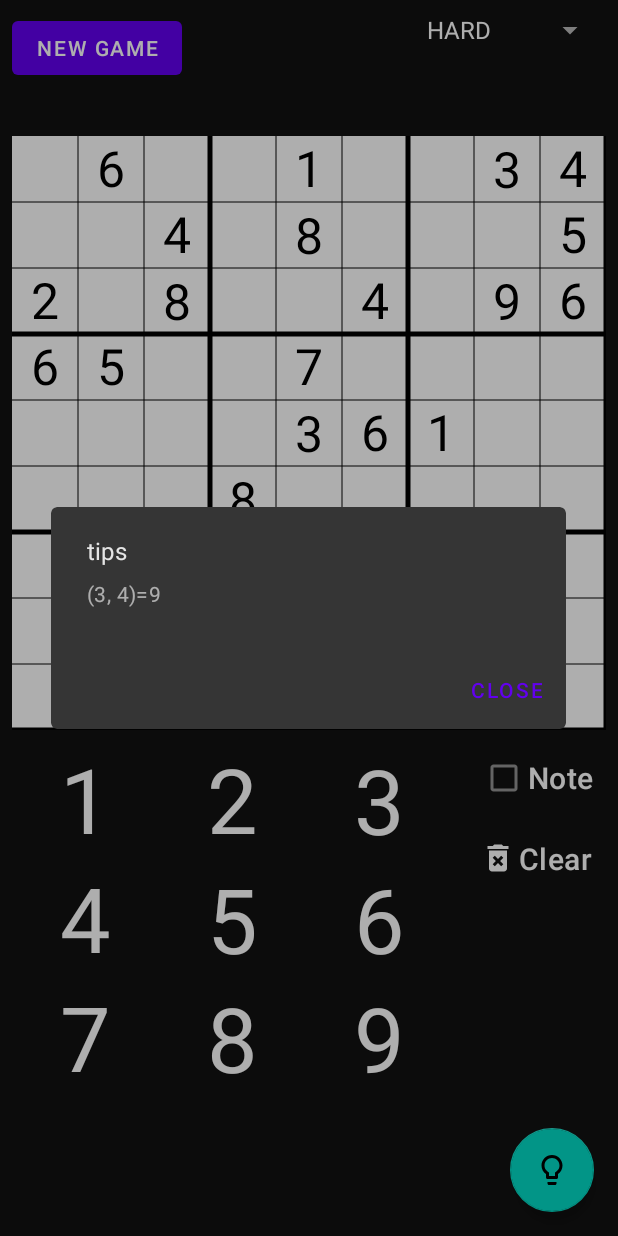
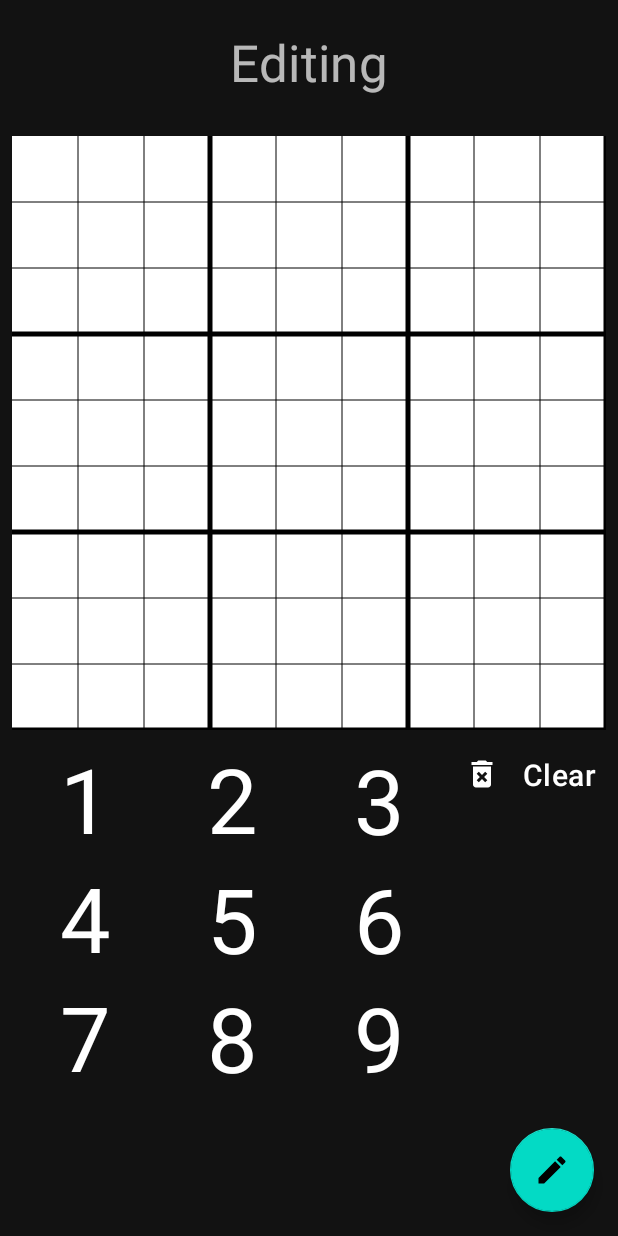
Before and after one commit to howardman0209/sudoku, an Android app: the screen it shows after launch (SudokuActivity), after a tap on "tips", on a phone screen of 412 x 824 dp. Run offline under Robolectric (Android 15) with nearby library versions, the phone set to English and light mode, and no system bars; our stand-ins replace data binding; 3 other taps on this screen came first.

Commit message:
add custom puzzle mode

```diff
--- /dev/null
+++ b/app/src/main/java/com/puzzle/sudoku/ui/BindingAdapters.kt
@@ -0,0 +1,9 @@
+package com.puzzle.sudoku.ui
+
+import android.view.View
+import androidx.databinding.BindingAdapter
+
+@BindingAdapter("showIf")
+fun View.bindShowIf(show: Boolean) {
+    visibility = if (show) View.VISIBLE else View.GONE
+}
--- a/app/src/main/java/com/puzzle/sudoku/ui/activity/SudokuActivity.kt
+++ b/app/src/main/java/com/puzzle/sudoku/ui/activity/SudokuActivity.kt
@@ -6,34 +6,43 @@ import android.view.View
 import android.widget.AdapterView
 import android.widget.ArrayAdapter
 import android.widget.Toast
+import androidx.databinding.ObservableField
 import androidx.lifecycle.lifecycleScope
-import com.google.android.material.dialog.MaterialAlertDialogBuilder
 import com.puzzle.sudoku.ui.component.InputKeypad
 import com.puzzle.sudoku.R
 import com.puzzle.sudoku.util.SudokuHelper
 import com.puzzle.sudoku.databinding.ActivitySudokuBinding
 import com.puzzle.sudoku.model.Difficulty
+import com.puzzle.sudoku.ui.component.SudokuBoard
 import kotlinx.coroutines.Dispatchers
 import kotlinx.coroutines.launch
 import kotlinx.coroutines.withContext
-import kotlin.random.Random
 
-class SudokuActivity() : BasicDataBindingActivity<ActivitySudokuBinding>(), InputKeypad.InputListener {
+class SudokuActivity() : BasicDataBindingActivity<ActivitySudokuBinding>(), InputKeypad.InputListener, SudokuBoard.EventListener {
     companion object {
         const val TAG = "SudokuActivity"
     }
 
     override val layoutResourceId: Int = R.layout.activity_sudoku
-    private var puzzle: Array<IntArray>? = null
+    private var puzzle: Array<IntArray> = Array(9) { IntArray(9) }
     private var solution: Map<Pair<Int, Int>, Int>? = null
     private var firstBackPressedTime = 0L
     private var difficulty = Difficulty.HARD
+    private var focusedCell: Pair<Int, Int>? = null
+
+    val isEditing = ObservableField(false)
+
+    override fun setBindingData() {
+        binding.view = this
+        super.setBindingData()
+    }
 
     override fun onCreate(savedInstanceState: Bundle?) {
         super.onCreate(savedInstanceState)
         setContentView(binding.root)
 
         binding.inputKeypad.setListener(this)
+        binding.sudokuBoard.setListener(this)
 
         binding.btnNewGame.setOnClickListener {
             showLoadingIndicator(true)
@@ -44,38 +53,61 @@ class SudokuActivity() : BasicDataBindingActivity<ActivitySudokuBinding>(), Inpu
 
                 withContext(Dispatchers.Main) {
                     showLoadingIndicator(false)
-                    initPuzzleBoard()
+                    syncPuzzleBoard()
                 }
             }
         }
 
-        binding.btnTips.setOnClickListener {
-            val items = this@SudokuActivity.solution?.map { "${it.key}=${it.value}" }.orEmpty().toTypedArray()
-            val randomTips = items.getOrNull(Random.Default.nextInt(items.size.coerceAtLeast(1)))
-            MaterialAlertDialogBuilder(this)
-                .setCancelable(false)
-                .setTitle(R.string.label_tips)
-                .setMessage(randomTips)
-                .setNegativeButton(R.string.button_close) { _, _ -> }
-                .create()
-                .show()
+        binding.btnEdit.apply {
+            setImageResource(if (isEditing.get() == true) R.drawable.ic_round_done_outline_24 else R.drawable.ic_baseline_edit_24)
+            setOnClickListener {
+                val isEditing = isEditing.get() == true
+                showLoadingIndicator(true)
+                lifecycleScope.launch(Dispatchers.IO) {
+                    if (isEditing) {
+                        val trial = SudokuHelper.fillBoard(puzzle.map { it.clone() }.toTypedArray())
+                        if (trial.isNotEmpty()) {
+                            solution = trial
+                            Log.d(TAG, "solution: $solution")
+                        } else {
+                            puzzle = Array(9) { IntArray(9) }
+                        }
+                    } else {
+                        puzzle = Array(9) { IntArray(9) }
+                        solution = null
                     }
 
-        binding.btnTips.setOnLongClickListener {
-            MaterialAlertDialogBuilder(this)
-                .setCancelable(false)
-                .setTitle(R.string.label_solution)
-                .setItems(
-                    this@SudokuActivity.solution?.map { "${it.key}=${it.value}" }.orEmpty().toTypedArray()
-                ) { _, index -> }
-                .setNegativeButton(R.string.button_close) { _, _ -> }
-                .create()
-                .show()
+                    withContext(Dispatchers.Main) {
+                        showLoadingIndicator(false)
+                        this@SudokuActivity.isEditing.set(!isEditing)
+                        setImageResource(if (!isEditing) R.drawable.ic_baseline_edit_24 else R.drawable.ic_round_done_outline_24)
+
+                        if (isEditing && solution.isNullOrEmpty()) {
+                            showDialog(this@SudokuActivity, getString(R.string.dialog_message_invalid_sudoku_puzzle))
+                        }
+                        syncPuzzleBoard()
+                    }
+                }
+            }
+
+            setOnLongClickListener {
+                if (isEditing.get() != true) {
+                    solution?.forEach { key, value ->
+                        binding.sudokuBoard.markOrEraseAnswer(value, key)
+                    }
+                }
                 true
+            }
         }
 
         binding.btnClear.setOnClickListener {
+            if (isEditing.get() == true) {
+                val cell = focusedCell ?: return@setOnClickListener
+                puzzle[cell.second][cell.first] = 0
+                syncPuzzleBoard()
+            } else {
                 binding.sudokuBoard.clearCell()
+            }
         }
 
 
@@ -96,7 +128,7 @@ class SudokuActivity() : BasicDataBindingActivity<ActivitySudokuBinding>(), Inpu
         }
     }
 
-    private fun initPuzzleBoard() {
+    private fun syncPuzzleBoard() {
         binding.sudokuBoard.initBoard(puzzle, solution)
     }
 
@@ -113,6 +145,11 @@ class SudokuActivity() : BasicDataBindingActivity<ActivitySudokuBinding>(), Inpu
 
     override fun onKeyInput(key: Int) {
         // Log.i(TAG, "onKeyInput - key: $key")
+        if (isEditing.get() == true) {
+            val cell = focusedCell ?: return
+            puzzle[cell.second][cell.first] = key
+            syncPuzzleBoard()
+        } else {
             if (binding.checkBoxNote.isChecked != true) {
                 binding.sudokuBoard.markOrEraseAnswer(key)
             } else {
@@ -120,3 +157,8 @@ class SudokuActivity() : BasicDataBindingActivity<ActivitySudokuBinding>(), Inpu
             }
         }
     }
+
+    override fun onCellFocused(cell: Pair<Int, Int>?) {
+        focusedCell = cell
+    }
+}
--- a/app/src/main/java/com/puzzle/sudoku/ui/component/SudokuBoard.kt
+++ b/app/src/main/java/com/puzzle/sudoku/ui/component/SudokuBoard.kt
@@ -23,13 +23,15 @@ class SudokuBoard @JvmOverloads constructor(
         const val TAG = "SudokuBoard"
     }
 
+    private var listener: EventListener? = null
+
     // rendering params
     private val cellSize by lazy { height.toFloat() / 9 }
     private val horizontalLines by lazy { List<FloatArray>(9) { idx -> floatArrayOf(0f, cellSize * (idx + 1), width.toFloat(), cellSize * (idx + 1)) } }
     private val verticalLines by lazy { List<FloatArray>(9) { idx -> floatArrayOf(cellSize * (idx + 1), 0f, cellSize * (idx + 1), height.toFloat()) } }
 
     // game setting
-    private var puzzle: Array<IntArray>? = null
+    private var puzzle: Array<IntArray>? = Array(9) { IntArray(9) }
     private var solution: Map<Pair<Int, Int>, Int>? = null
 
     // player's interaction
@@ -187,7 +189,7 @@ class SudokuBoard @JvmOverloads constructor(
         }
     }
 
-    fun getSameBoxCells(cell: Pair<Int, Int>): List<Pair<Int, Int>> {
+    private fun getSameBoxCells(cell: Pair<Int, Int>): List<Pair<Int, Int>> {
         val (row, col) = cell
         val subGridSize = 3 // For a standard 9x9 Sudoku
         val startRow = (row / subGridSize) * subGridSize
@@ -204,7 +206,7 @@ class SudokuBoard @JvmOverloads constructor(
         return cells
     }
 
-    fun findSameValueCells(sudoku: Array<IntArray>, value: Int): List<Pair<Int, Int>> {
+    private fun findSameValueCells(sudoku: Array<IntArray>, value: Int): List<Pair<Int, Int>> {
         val cells = mutableListOf<Pair<Int, Int>>()
 
         for (row in sudoku.indices) {
@@ -248,6 +250,7 @@ class SudokuBoard @JvmOverloads constructor(
                     } else {
                         focusedCell = null
                     }
+                    listener?.onCellFocused(focusedCell)
                 }
                 pressedCell = null
                 invalidate() // Request to redraw
@@ -313,13 +316,18 @@ class SudokuBoard @JvmOverloads constructor(
         invalidate()
     }
 
+    fun setListener(listener: EventListener) {
+        this.listener = listener
+    }
+
     fun initBoard(puzzle: Array<IntArray>?, solution: Map<Pair<Int, Int>, Int>?) {
         answersData.clear()
         notesData.clear()
         updatePuzzle(puzzle, solution)
     }
 
-    fun markOrEraseNote(note: Int) {
+    fun markOrEraseNote(note: Int, focus: Pair<Int, Int>? = null) {
+        focus?.let { focusedCell = it }
         val cell = focusedCell ?: run { return }
         val puzzleSnapshot = puzzle ?: run { return }
         if (puzzleSnapshot[cell.second][cell.first] != 0) return
@@ -334,7 +342,8 @@ class SudokuBoard @JvmOverloads constructor(
         invalidate()
     }
 
-    fun markOrEraseAnswer(answer: Int) {
+    fun markOrEraseAnswer(answer: Int, focus: Pair<Int, Int>? = null) {
+        focus?.let { focusedCell = it }
         val cell = focusedCell ?: run { return }
         val puzzleSnapshot = puzzle ?: run { return }
         if (puzzleSnapshot[cell.second][cell.first] != 0) return
@@ -361,4 +370,8 @@ class SudokuBoard @JvmOverloads constructor(
     fun <A, B> pairOf(first: A, second: B): Pair<A, B> {
         return Pair(first, second)
     }
+
+    interface EventListener {
+        fun onCellFocused(cell: Pair<Int, Int>?)
+    }
 }
--- /dev/null
+++ b/app/src/main/res/drawable/ic_baseline_done_24.xml
@@ -0,0 +1,5 @@
+<vector xmlns:android="http://schemas.android.com/apk/res/android" android:height="24dp" android:tint="#000000" android:viewportHeight="24" android:viewportWidth="24" android:width="24dp">
+
+    <path android:fillColor="@android:color/white" android:pathData="M9,16.2L4.8,12l-1.4,1.4L9,19 21,7l-1.4,-1.4L9,16.2z"/>
+
+</vector>
--- /dev/null
+++ b/app/src/main/res/drawable/ic_baseline_edit_24.xml
@@ -0,0 +1,5 @@
+<vector xmlns:android="http://schemas.android.com/apk/res/android" android:height="24dp" android:tint="#000000" android:viewportHeight="24" android:viewportWidth="24" android:width="24dp">
+
+    <path android:fillColor="@android:color/white" android:pathData="M3,17.25V21h3.75L17.81,9.94l-3.75,-3.75L3,17.25zM20.71,7.04c0.39,-0.39 0.39,-1.02 0,-1.41l-2.34,-2.34c-0.39,-0.39 -1.02,-0.39 -1.41,0l-1.83,1.83 3.75,3.75 1.83,-1.83z"/>
+
+</vector>
--- /dev/null
+++ b/app/src/main/res/drawable/ic_round_done_outline_24.xml
@@ -0,0 +1,5 @@
+<vector xmlns:android="http://schemas.android.com/apk/res/android" android:height="24dp" android:tint="#000000" android:viewportHeight="24" android:viewportWidth="24" android:width="24dp">
+
+    <path android:fillColor="@android:color/white" android:pathData="M20.47,5.63c0.39,0.39 0.39,1.01 0,1.4L9.13,18.37c-0.39,0.39 -1.01,0.39 -1.4,0l-4.2,-4.2c-0.39,-0.39 -0.39,-1.01 0,-1.4 0.39,-0.39 1.01,-0.39 1.4,0l3.5,3.5L19.07,5.63c0.39,-0.39 1.01,-0.39 1.4,0zM18.36,3.51l-9.93,9.93 -2.79,-2.79c-0.78,-0.78 -2.05,-0.78 -2.83,0l-1.4,1.4c-0.78,0.78 -0.78,2.05 0,2.83l5.6,5.6c0.78,0.78 2.05,0.78 2.83,0L22.59,7.74c0.78,-0.78 0.78,-2.05 0,-2.83l-1.4,-1.4c-0.79,-0.78 -2.05,-0.78 -2.83,0z"/>
+
+</vector>
--- a/app/src/main/res/layout/activity_sudoku.xml
+++ b/app/src/main/res/layout/activity_sudoku.xml
@@ -1,6 +1,13 @@
 <?xml version="1.0" encoding="utf-8"?>
 <layout xmlns:android="http://schemas.android.com/apk/res/android"
     xmlns:app="http://schemas.android.com/apk/res-auto">
+
+    <data>
+
+        <variable
+            name="view"
+            type="com.puzzle.sudoku.ui.activity.SudokuActivity" />
+    </data>
 
     <androidx.constraintlayout.widget.ConstraintLayout
         android:layout_width="match_parent"
@@ -13,7 +20,8 @@
             android:layout_margin="8dp"
             android:text="@string/button_new_game"
             app:layout_constraintStart_toStartOf="parent"
-            app:layout_constraintTop_toTopOf="parent" />
+            app:layout_constraintTop_toTopOf="parent"
+            app:showIf="@{!view.isEditing}" />
 
         <androidx.appcompat.widget.AppCompatSpinner
             android:id="@+id/spinnerDifficulty"
@@ -22,7 +30,20 @@
             android:layout_margin="8dp"
             android:spinnerMode="dropdown"
             app:layout_constraintEnd_toEndOf="parent"
-            app:layout_constraintTop_toTopOf="parent" />
+            app:layout_constraintTop_toTopOf="parent"
+            app:showIf="@{!view.isEditing}" />
+
+        <TextView
+            android:id="@+id/tvEditingLabel"
+            android:layout_width="wrap_content"
+            android:layout_height="wrap_content"
+            android:text="@string/label_editing"
+            android:textAppearance="?textAppearanceHeadline4"
+            app:layout_constraintBottom_toTopOf="@+id/guidelineTop"
+            app:layout_constraintEnd_toEndOf="parent"
+            app:layout_constraintStart_toStartOf="parent"
+            app:layout_constraintTop_toTopOf="parent"
+            app:showIf="@{view.isEditing}" />
 
         <androidx.constraintlayout.widget.Guideline
             android:id="@+id/guidelineTop"
@@ -41,20 +62,28 @@
             app:layout_constraintStart_toStartOf="parent"
             app:layout_constraintTop_toTopOf="@+id/guidelineTop" />
 
+        <LinearLayout
+            android:layout_width="0dp"
+            android:layout_height="0dp"
+            android:orientation="vertical"
+            app:layout_constraintBottom_toBottomOf="parent"
+            app:layout_constraintEnd_toEndOf="parent"
+            app:layout_constraintStart_toStartOf="@+id/guidelineVertical"
+            app:layout_constraintTop_toBottomOf="@+id/sudokuBoard">
+
             <com.google.android.material.checkbox.MaterialCheckBox
                 android:id="@+id/checkBoxNote"
-            android:layout_width="wrap_content"
+                android:layout_width="match_parent"
                 android:layout_height="wrap_content"
-            android:layout_marginHorizontal="16dp"
                 android:layout_marginTop="8dp"
                 android:text="@string/label_note"
+                android:textAlignment="center"
                 android:textAppearance="?textAppearanceHeadline6"
-            app:layout_constraintEnd_toEndOf="parent"
-            app:layout_constraintTop_toBottomOf="@+id/sudokuBoard" />
+                app:showIf="@{!view.isEditing}" />
 
             <com.google.android.material.textview.MaterialTextView
                 android:id="@+id/btnClear"
-            android:layout_width="0dp"
+                android:layout_width="match_parent"
                 android:layout_height="wrap_content"
                 android:layout_marginTop="8dp"
                 android:clickable="true"
@@ -65,10 +94,8 @@
                 android:paddingVertical="8dp"
                 android:text="@string/button_clear"
                 android:textAlignment="center"
-            android:textAppearance="?textAppearanceHeadline6"
-            app:layout_constraintEnd_toEndOf="@id/checkBoxNote"
-            app:layout_constraintStart_toStartOf="@+id/checkBoxNote"
-            app:layout_constraintTop_toBottomOf="@+id/checkBoxNote" />
+                android:textAppearance="?textAppearanceHeadline6" />
+        </LinearLayout>
 
         <androidx.constraintlayout.widget.Guideline
             android:id="@+id/guidelineVertical"
@@ -96,12 +123,12 @@
             app:layout_constraintGuide_percent=".9" />
 
         <com.google.android.material.floatingactionbutton.FloatingActionButton
-            android:id="@+id/btnTips"
+            android:id="@+id/btnEdit"
             android:layout_width="wrap_content"
             android:layout_height="wrap_content"
             android:layout_margin="16dp"
             android:contentDescription="@string/label_tips"
-            android:src="@drawable/ic_baseline_lightbulb_outline_24"
+            android:src="@drawable/ic_baseline_edit_24"
             app:layout_constraintBottom_toBottomOf="parent"
             app:layout_constraintEnd_toEndOf="parent" />
 
--- a/app/src/main/res/values/strings.xml
+++ b/app/src/main/res/values/strings.xml
@@ -7,4 +7,6 @@
     <string name="label_tips">tips</string>
     <string name="toast_message_click_exit_again">Click exit again</string>
     <string name="label_note">Note</string>
+    <string name="label_editing">Editing</string>
+    <string name="dialog_message_invalid_sudoku_puzzle">Invalid Sudoku puzzle</string>
 </resources>
```
Also changed, not shown: app/src/main/java/com/puzzle/sudoku/ui/activity/BasicDataBindingActivity.kt (+20 -1 lines), app/src/main/java/com/puzzle/sudoku/util/SudokuHelper.kt (+41 -8 lines). Lines whose indentation alone changed are shown as unchanged.
